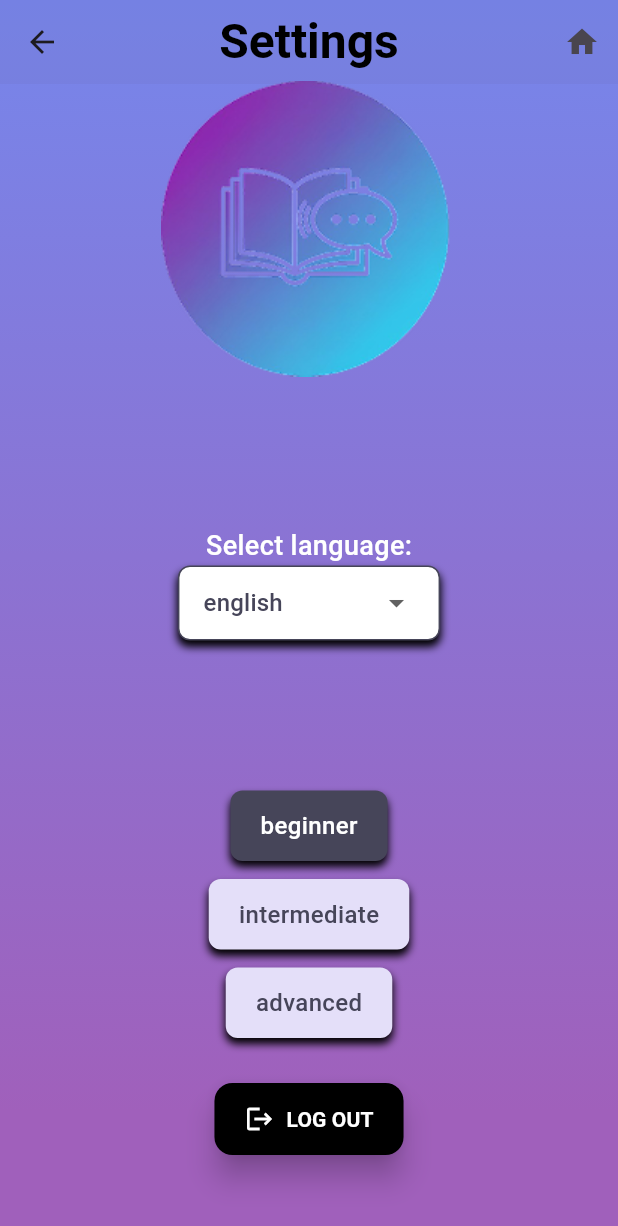
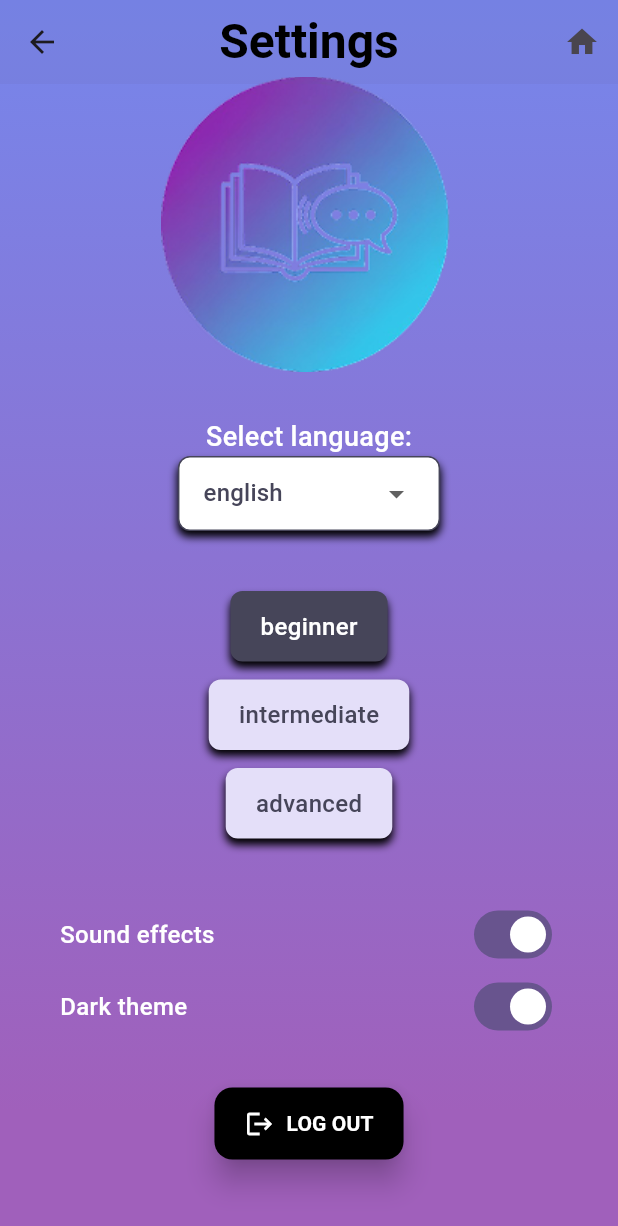
Before and after one commit to TsalemisIasonas/LinguaChat, a Flutter app: the SettingsScreen screen opened directly, on a phone screen of 412 x 824 dp. Shown: the top 1226 px of the screen. Run offline on Flutter 3.47's test engine with Material 3 defaults, Android fonts, the phone set to English and light mode, and no system bars; our stand-ins replace audioplayers, cloud_firestore, firebase_auth, firebase_core, geocoding, geolocator; accounts and stored records are empty; network calls fail.

Commit message:
feat: add switch to turn off sound effects

```diff
--- a/lib/screens/settings_screen.dart
+++ b/lib/screens/settings_screen.dart
@@ -1,6 +1,7 @@
 import 'package:flutter/material.dart';
 
 import 'package:lingua_chat/constants/types.dart';
+import 'package:lingua_chat/services/sound_service.dart';
 import 'package:lingua_chat/styles/colors.dart';
 import 'package:lingua_chat/repositories/user_repository.dart';
 import 'package:lingua_chat/models/user.dart';
@@ -8,6 +9,7 @@ import 'package:lingua_chat/widgets/app_bar.dart';
 import 'package:lingua_chat/widgets/language_dropdown.dart';
 import 'package:lingua_chat/widgets/user_level_button.dart';
 import 'package:lingua_chat/widgets/logout_button.dart';
+import 'package:lingua_chat/widgets/animated_switch.dart';
 
 class SettingsScreen extends StatefulWidget {
   static Route route() =>
@@ -38,7 +40,7 @@ class _SettingsScreenState extends State<SettingsScreen> {
             crossAxisAlignment: CrossAxisAlignment.center,
             children: [
               Image.asset('assets/images/app_logo.png'),
-              const SizedBox(height: 100),
+              const SizedBox(height: 30),
 
               languageDropdown(
                 value: _selectedLanguage,
@@ -55,7 +57,7 @@ class _SettingsScreenState extends State<SettingsScreen> {
                   });
                 },
               ),
-              const SizedBox(height: 100),
+              const SizedBox(height: 40),
 
               levelButton(
                 label: UserLevel.beginner,
@@ -91,6 +93,32 @@ class _SettingsScreenState extends State<SettingsScreen> {
                   });
                 },
               ),
+              const SizedBox(height: 40),
+
+              Padding(
+                padding: const EdgeInsets.symmetric(horizontal: 40),
+                child: Column(
+                  children: [
+                    animatedSwitch(
+                      label: 'Sound effects',
+                      value: SoundService().isEnabled,
+                      onChanged: (value) {
+                        setState(() {
+                          SoundService().setEnabled(value);
+                        });
+                      },
+                    ),
+                    animatedSwitch(
+                      label: 'Dark theme',
+                      value: true,
+                      onChanged: (value) {
+                        setState(() {});
+                      },
+                    ),
+                  ],
+                ),
+              ),
+
               const SizedBox(height: 30),
 
               logoutButton(context),
--- a/lib/services/sound_service.dart
+++ b/lib/services/sound_service.dart
@@ -3,7 +3,8 @@ import 'package:audioplayers/audioplayers.dart';
 enum AppSound {
   click('sounds/click.mp3'),
   error('sounds/error.mp3'),
-  intro('sounds/intro.mp3');
+  intro('sounds/intro.mp3'),
+  switchSound('sounds/switch.mp3');
 
   final String path;
   const AppSound(this.path);
--- /dev/null
+++ b/lib/widgets/animated_switch.dart
@@ -0,0 +1,34 @@
+import 'package:flutter/material.dart';
+
+import 'package:lingua_chat/services/sound_service.dart';
+
+Widget animatedSwitch({
+  required String label,
+  required bool value,
+  required ValueChanged<bool> onChanged,
+}) {
+  return Row(
+    mainAxisAlignment: MainAxisAlignment.spaceBetween,
+    children: [
+      Text(
+        label,
+        style: const TextStyle(
+          fontSize: 16,
+          fontWeight: FontWeight.w500,
+          color: Colors.white,
+        ),
+      ),
+      AnimatedSwitcher(
+        duration: const Duration(milliseconds: 200),
+        child: Switch(
+          key: ValueKey(value),
+          value: value,
+          onChanged: (newValue) {
+            AppSound.switchSound.play();
+            onChanged(newValue);
+          },
+        ),
+      ),
+    ],
+  );
+}
```
Also changed, not shown: 1 other file.
